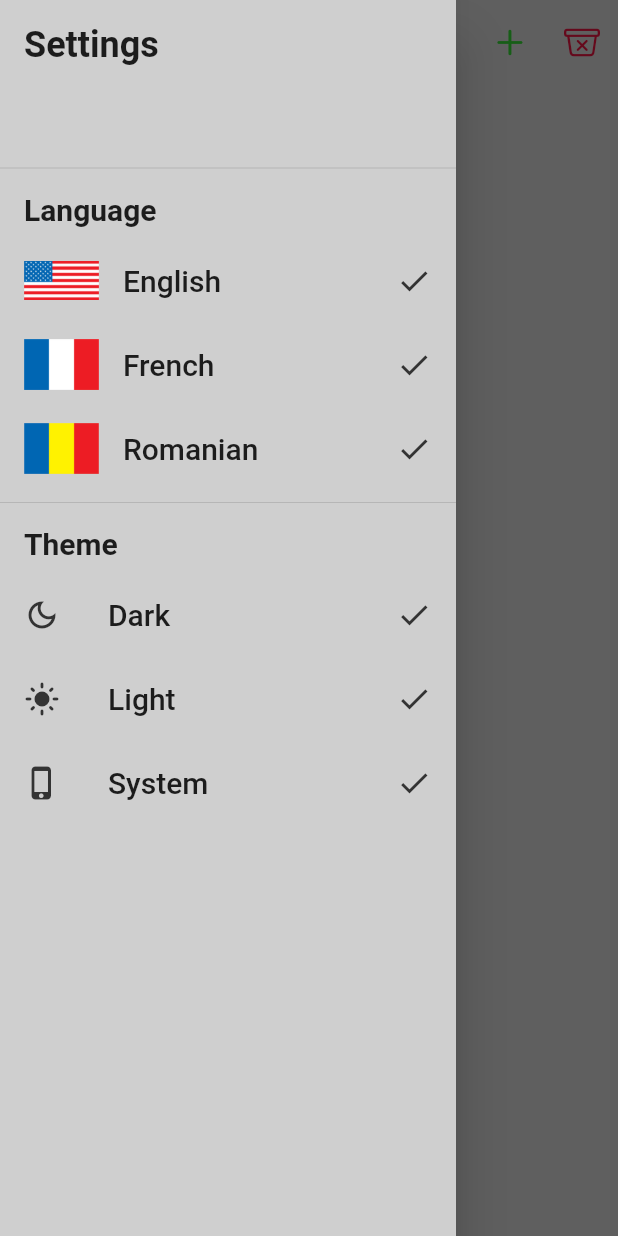
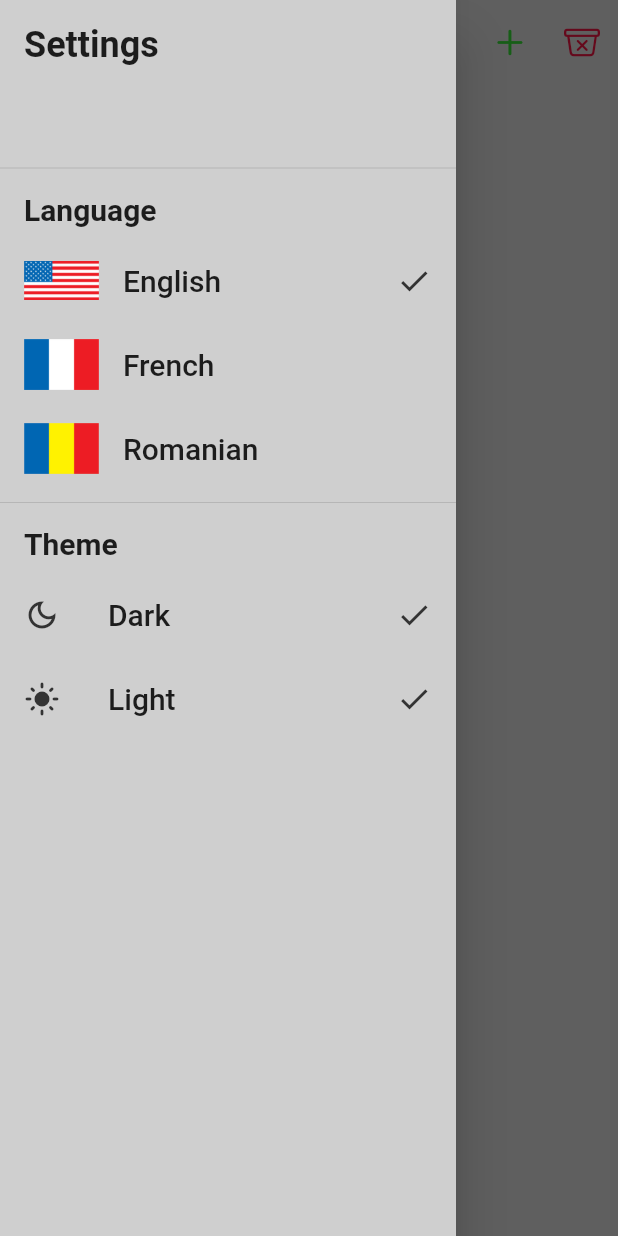
Before and after one commit to crdragos/to_do_app, a Flutter app: the screen it shows after launch, with the side drawer open, on a phone screen of 412 x 824 dp. Run offline on Flutter 3.47's test engine with Material 2 defaults, Android fonts, the phone set to English and light mode, and no system bars; our stand-ins replace flutter_redux, freezed_annotation, get_it, hive, injectable, redux; missing offline and left inert: redux_epics; accounts and stored records are empty.

Commit message:
added French translations & removed old strings

```diff
--- /dev/null
+++ b/lib/src/models/settings/language_enum.dart
@@ -0,0 +1,5 @@
+enum LanguageEnum {
+  english,
+  french,
+  romanian,
+}
--- a/lib/src/presentation/utils/app_strings.dart
+++ /dev/null
@@ -1,17 +0,0 @@
-class AppStrings {
-  static const String todo = 'Todo';
-  static const String noTodos = 'There are no todos';
-  static const String titleHint = 'Title';
-  static const String notesHint = 'Notes';
-  static const String save = 'Save';
-  static const String cancel = 'Cancel';
-  static const String settings = 'Settings';
-  static const String languages = 'Language';
-  static const String english = 'English';
-  static const String french = 'French';
-  static const String romanian = 'Romanian';
-  static const String theme = 'Theme';
-  static const String dark = 'Dark';
-  static const String light = 'Light';
-  static const String system = 'System';
-}
--- a/lib/src/presentation/views/home_page.dart
+++ b/lib/src/presentation/views/home_page.dart
@@ -5,7 +5,6 @@ import 'package:to_do_app/src/actions/index.dart';
 import 'package:to_do_app/src/containers/index.dart';
 import 'package:to_do_app/src/models/index.dart';
 import 'package:to_do_app/src/presentation/theme.dart';
-import 'package:to_do_app/src/presentation/utils/app_strings.dart';
 import 'package:to_do_app/src/presentation/widgets/custom_drawer.dart';
 import 'package:to_do_app/src/presentation/widgets/custom_material_bottom_sheet.dart';
 import 'package:to_do_app/src/presentation/widgets/todo_tile.dart';
@@ -79,7 +78,7 @@ class _HomePageState extends State<HomePage> {
             return const Center(child: CircularProgressIndicator());
           }
           if (vm.todos.isEmpty) {
-            return const Center(child: Text(AppStrings.noTodos));
+            return Center(child: Text(S.of(context).no_todos));
           }
           return ListView.separated(
             padding: const EdgeInsets.all(16),
--- a/lib/src/presentation/widgets/custom_drawer.dart
+++ b/lib/src/presentation/widgets/custom_drawer.dart
@@ -1,8 +1,9 @@
 import 'package:flutter/material.dart';
+import 'package:to_do_app/generated/l10n.dart';
 import 'package:to_do_app/src/actions/settings/index.dart';
+import 'package:to_do_app/src/models/settings/language_enum.dart';
 import 'package:to_do_app/src/presentation/assets.dart';
 import 'package:to_do_app/src/presentation/theme.dart';
-import 'package:to_do_app/src/presentation/utils/app_strings.dart';
 import 'package:to_do_app/src/util/extensions.dart';
 
 class CustomDrawer extends Drawer {
@@ -18,23 +19,23 @@ class CustomDrawer extends Drawer {
     return ListView(
       padding: EdgeInsets.zero,
       children: <Widget>[
-        const SizedBox(
+        SizedBox(
           height: 120,
           child: DrawerHeader(
             child: Text(
-              AppStrings.settings,
-              style: TextStyle(
+              S.of(context).settings,
+              style: const TextStyle(
                 fontWeight: FontWeight.w600,
                 fontSize: 24,
               ),
             ),
           ),
         ),
-        const Padding(
-          padding: EdgeInsets.symmetric(vertical: 8, horizontal: 16),
+        Padding(
+          padding: const EdgeInsets.symmetric(vertical: 8, horizontal: 16),
           child: Text(
-            AppStrings.languages,
-            style: TextStyle(
+            S.of(context).language,
+            style: const TextStyle(
               fontSize: 20,
               fontWeight: FontWeight.w600,
             ),
@@ -42,88 +43,82 @@ class CustomDrawer extends Drawer {
         ),
         ListTile(
           leading: Image.asset(AppAssets.appImages.usFlag, height: 50, width: 50),
-          trailing: const Icon(Icons.check, color: AppColors.darkCharcoal),
+          trailing: Icon(
+            context.store.state.settingsState.language != LanguageEnum.english.displayName ? null : Icons.check,
+            color: AppColors.darkCharcoal,
+          ),
           onTap: () {
-            context.dispatch(const SetLanguage(language: 'en'));
+            context.dispatch(SetLanguage(language: LanguageEnum.english.displayName));
             Navigator.of(context).pop();
           },
-          title: const Text(
-            AppStrings.english,
-            style: TextStyle(
+          title: Text(
+            S.of(context).english,
+            style: const TextStyle(fontSize: 20),
+          ),
+        ),
+        ListTile(
+          leading: Image.asset(AppAssets.appImages.frFlag, height: 50, width: 50),
+          trailing: Icon(
+            context.store.state.settingsState.language != LanguageEnum.french.displayName ? null : Icons.check,
+            color: AppColors.darkCharcoal,
+          ),
+          onTap: () {
+            context.dispatch(SetLanguage(language: LanguageEnum.french.displayName));
+            Navigator.of(context).pop();
+          },
+          title: Text(
+            S.of(context).french,
+            style: const TextStyle(fontSize: 20),
+          ),
+        ),
+        ListTile(
+          leading: Image.asset(AppAssets.appImages.roFlag, height: 50, width: 50),
+          trailing: Icon(
+            context.store.state.settingsState.language != LanguageEnum.romanian.displayName ? null : Icons.check,
+            color: AppColors.darkCharcoal,
+          ),
+          onTap: () {
+            context.dispatch(SetLanguage(language: LanguageEnum.romanian.displayName));
+            Navigator.of(context).pop();
+          },
+          title: Text(
+            S.of(context).romanian,
+            style: const TextStyle(fontSize: 20),
+          ),
+        ),
+        const Divider(),
+        Padding(
+          padding: const EdgeInsets.symmetric(vertical: 8, horizontal: 16),
+          child: Text(
+            S.of(context).theme,
+            style: const TextStyle(
+              fontSize: 20,
+              fontWeight: FontWeight.w600,
+            ),
+          ),
+        ),
+        ListTile(
+          leading: const Icon(
+            Icons.dark_mode_outlined,
+            color: AppColors.darkCharcoal,
+          ),
+          trailing: const Icon(Icons.check, color: AppColors.darkCharcoal),
+          title: Text(
+            S.of(context).dark,
+            style: const TextStyle(
               fontSize: 20,
             ),
           ),
         ),
         ListTile(
-          leading: Image.asset(AppAssets.appImages.frFlag, height: 50, width: 50),
-          trailing: const Icon(Icons.check, color: AppColors.darkCharcoal),
-          title: const Text(
-            AppStrings.french,
-            style: TextStyle(
-              fontSize: 20,
-            ),
-          ),
-        ),
-        ListTile(
-          leading: Image.asset(AppAssets.appImages.roFlag, height: 50, width: 50),
-          trailing: const Icon(Icons.check, color: AppColors.darkCharcoal),
-          onTap: () {
-            context.dispatch(const SetLanguage(language: 'ro'));
-            Navigator.of(context).pop();
-          },
-          title: const Text(
-            AppStrings.romanian,
-            style: TextStyle(
-              fontSize: 20,
-            ),
-          ),
-        ),
-        const Divider(),
-        const Padding(
-          padding: EdgeInsets.symmetric(vertical: 8, horizontal: 16),
-          child: Text(
-            AppStrings.theme,
-            style: TextStyle(
-              fontSize: 20,
-              fontWeight: FontWeight.w600,
-            ),
-          ),
-        ),
-        const ListTile(
-          leading: Icon(
-            Icons.dark_mode_outlined,
-            color: AppColors.darkCharcoal,
-          ),
-          trailing: Icon(Icons.check, color: AppColors.darkCharcoal),
-          title: Text(
-            AppStrings.dark,
-            style: TextStyle(
-              fontSize: 20,
-            ),
-          ),
-        ),
-        const ListTile(
-          leading: Icon(
+          leading: const Icon(
             Icons.light_mode,
             color: AppColors.darkCharcoal,
           ),
-          trailing: Icon(Icons.check, color: AppColors.darkCharcoal),
+          trailing: const Icon(Icons.check, color: AppColors.darkCharcoal),
           title: Text(
-            AppStrings.light,
-            style: TextStyle(
-              fontSize: 20,
-            ),
-          ),
-        ),
-        const ListTile(
-          leading: Icon(
-            Icons.phone_iphone,
-            color: AppColors.darkCharcoal,
-          ),
-          trailing: Icon(Icons.check, color: AppColors.darkCharcoal),
-          title: Text(
-            AppStrings.system,
-            style: TextStyle(
+            S.of(context).light,
+            style: const TextStyle(
               fontSize: 20,
             ),
           ),
```
Also changed, not shown: assets/l10n/intl_en.arb (+14 -1 lines), assets/l10n/intl_fr.arb (added, +17 -0 lines), assets/l10n/intl_ro.arb (+14 -1 lines), lib/src/presentation/widgets/custom_material_bottom_sheet.dart (+5 -5 lines), lib/src/util/extensions.dart (+27 -0 lines), lib/generated/intl/messages_all.dart, lib/generated/intl/messages_en.dart, lib/generated/intl/messages_fr.dart (added), lib/generated/intl/messages_ro.dart, lib/generated/l10n.dart, 1 other file.
